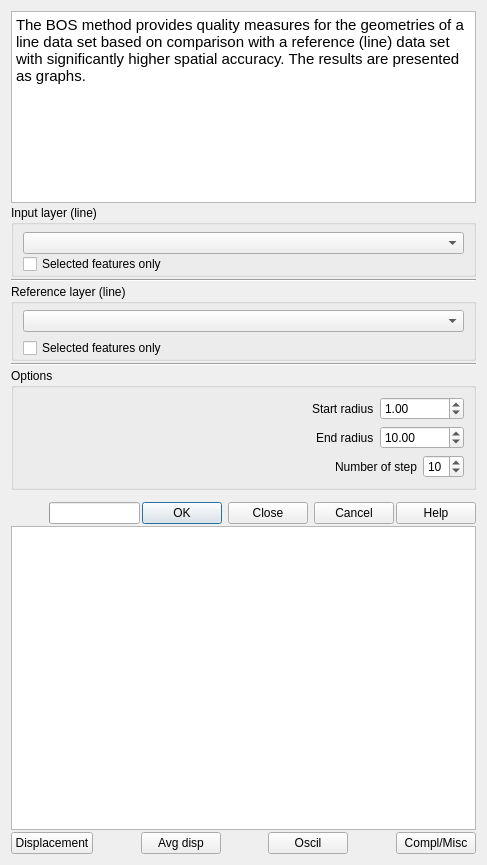
The window that bos_dialog_base.ui (havatv/qgisbostaskplugin) describes before a commit, drawn with Qt 5.
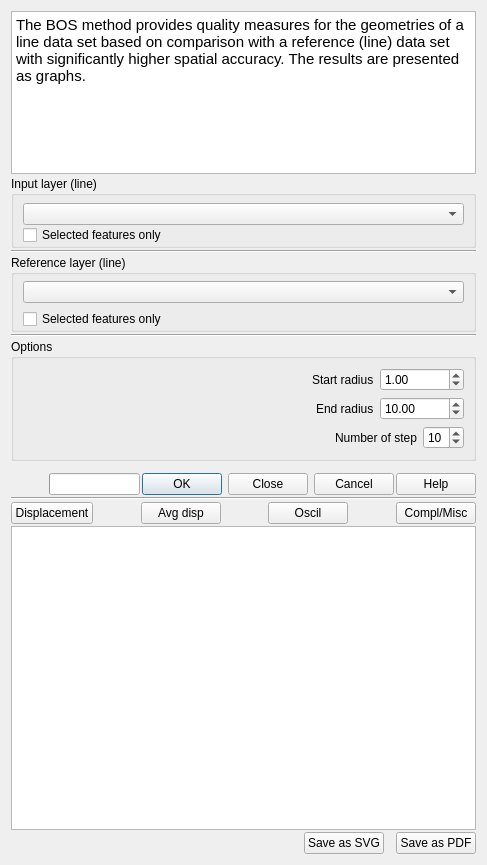
The same window after the commit.

Commit message: Added more graphs plus SVG and PDF export

```diff
--- a/bos_dialog_base.ui
+++ b/bos_dialog_base.ui
@@ -286,6 +286,84 @@
        </item>
       </layout>
      </item>
+     <item>
+      <widget class="Line" name="line_3">
+       <property name="orientation">
+        <enum>Qt::Horizontal</enum>
+       </property>
+      </widget>
+     </item>
+     <item>
+      <layout class="QHBoxLayout" name="horizontalLayout_5">
+       <item>
+        <widget class="QPushButton" name="displacementButton">
+         <property name="text">
+          <string>Displacement</string>
+         </property>
+        </widget>
+       </item>
+       <item>
+        <spacer name="horizontalSpacer_5">
+         <property name="orientation">
+          <enum>Qt::Horizontal</enum>
+         </property>
+         <property name="sizeHint" stdset="0">
+          <size>
+           <width>40</width>
+           <height>20</height>
+          </size>
+         </property>
+        </spacer>
+       </item>
+       <item>
+        <widget class="QPushButton" name="avgdispButton">
+         <property name="text">
+          <string>Avg disp</string>
+         </property>
+        </widget>
+       </item>
+       <item>
+        <spacer name="horizontalSpacer_4">
+         <property name="orientation">
+          <enum>Qt::Horizontal</enum>
+         </property>
+         <property name="sizeHint" stdset="0">
+          <size>
+           <width>40</width>
+           <height>20</height>
+          </size>
+         </property>
+        </spacer>
+       </item>
+       <item>
+        <widget class="QPushButton" name="oscillationButton">
+         <property name="text">
+          <string>Oscil</string>
+         </property>
+        </widget>
+       </item>
+       <item>
+        <spacer name="horizontalSpacer_7">
+         <property name="orientation">
+          <enum>Qt::Horizontal</enum>
+         </property>
+         <property name="sizeHint" stdset="0">
+          <size>
+           <width>40</width>
+           <height>20</height>
+          </size>
+         </property>
+        </spacer>
+       </item>
+       <item>
+        <widget class="QPushButton" name="complmiscButton">
+         <property name="text">
+          <string>Compl/Misc</string>
+         </property>
+        </widget>
+       </item>
+      </layout>
+     </item>
      <item>
       <widget class="QGraphicsView" name="BOSGraphicsView">
        <property name="sizePolicy">
@@ -318,16 +396,9 @@
       </widget>
      </item>
      <item>
-      <layout class="QHBoxLayout" name="horizontalLayout_5">
+      <layout class="QHBoxLayout" name="horizontalLayout_6">
        <item>
-        <widget class="QPushButton" name="displacementButton">
-         <property name="text">
-          <string>Displacement</string>
-         </property>
-        </widget>
-       </item>
-       <item>
-        <spacer name="horizontalSpacer_5">
+        <spacer name="horizontalSpacer_8">
          <property name="orientation">
           <enum>Qt::Horizontal</enum>
          </property>
@@ -340,49 +411,32 @@
         </spacer>
        </item>
        <item>
-        <widget class="QPushButton" name="avgdispButton">
+        <widget class="QPushButton" name="saveSvgButton">
          <property name="text">
-          <string>Avg disp</string>
+          <string>Save as SVG</string>
          </property>
         </widget>
        </item>
        <item>
-        <spacer name="horizontalSpacer_4">
+        <spacer name="horizontalSpacer_9">
          <property name="orientation">
           <enum>Qt::Horizontal</enum>
          </property>
-         <property name="sizeHint" stdset="0">
-          <size>
-           <width>40</width>
-           <height>20</height>
-          </size>
+         <property name="sizeType">
+          <enum>QSizePolicy::Minimum</enum>
          </property>
-        </spacer>
-       </item>
-       <item>
-        <widget class="QPushButton" name="oscillationButton">
-         <property name="text">
-          <string>Oscil</string>
-         </property>
-        </widget>
-       </item>
-       <item>
-        <spacer name="horizontalSpacer_7">
-         <property name="orientation">
-          <enum>Qt::Horizontal</enum>
-         </property>
          <property name="sizeHint" stdset="0">
           <size>
-           <width>40</width>
+           <width>10</width>
            <height>20</height>
           </size>
          </property>
         </spacer>
        </item>
        <item>
-        <widget class="QPushButton" name="complmiscButton">
+        <widget class="QPushButton" name="saveAsPdfButton">
          <property name="text">
-          <string>Compl/Misc</string>
+          <string>Save as PDF</string>
          </property>
         </widget>
        </item>
```
The commit also changes 1 other file.
